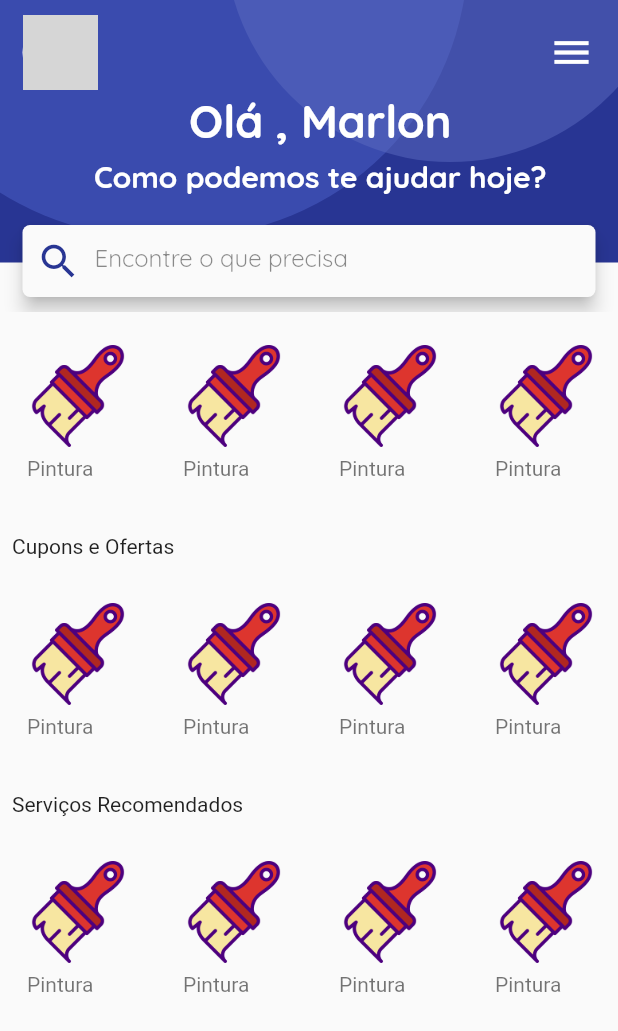
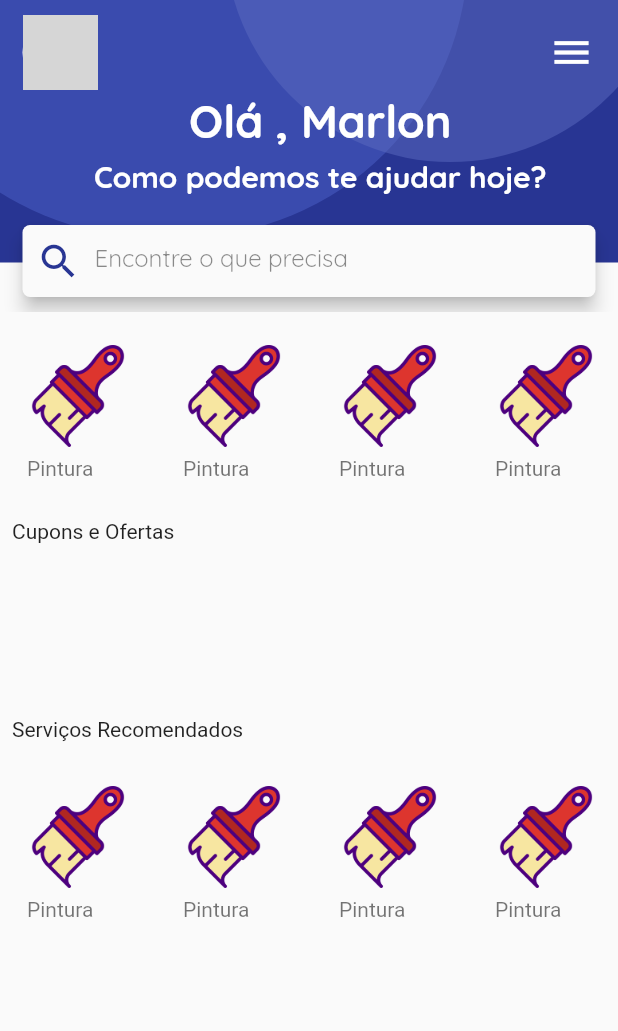
Before and after one commit to Marlon-Paulo-da-Silva/Aplicativo-de-Servi-os, a Flutter app: the screen it shows after launch, on a phone screen of 412 x 824 dp. Shown: the top 1031 px of the screen. Run offline on Flutter 3.47's test engine with Material 2 defaults, Android fonts, the phone set to English and light mode, and no system bars; grey boxes are pictures that could not be loaded.

Commit message:
criado os o listview para cupons

```diff
--- /dev/null
+++ b/lib/components/horizontal_listview_cupons.dart
@@ -0,0 +1,16 @@
+import 'package:flutter/material.dart';
+
+class HorizontalListviewCupons extends StatefulWidget {
+  @override
+  _HorizontalListviewCuponsState createState() =>
+      _HorizontalListviewCuponsState();
+}
+
+class _HorizontalListviewCuponsState extends State<HorizontalListviewCupons> {
+  @override
+  Widget build(BuildContext context) {
+    return Container(
+      height: 60.0,
+    );
+  }
+}
--- a/lib/main.dart
+++ b/lib/main.dart
@@ -1,6 +1,7 @@
 import 'package:flutter/material.dart';
 
 import 'package:projetinhoflutterhttp/components/horizontal_listview.dart';
+import 'package:projetinhoflutterhttp/components/horizontal_listview_cupons.dart';
 
 void main() => runApp(MyApp());
 
@@ -164,7 +165,7 @@ class _HomePageState extends State<HomePage> {
                 ],
               ),
               SizedBox(
-                height: 30.0,
+                height: 20.0,
               ),
               Padding(
                 padding: const EdgeInsets.all(8.0),
@@ -178,7 +179,7 @@ class _HomePageState extends State<HomePage> {
               ),
               Stack(
                 children: <Widget>[
-                  HorizontalList(),
+                  HorizontalListviewCupons(),
                 ],
               ),
               SizedBox(
```
